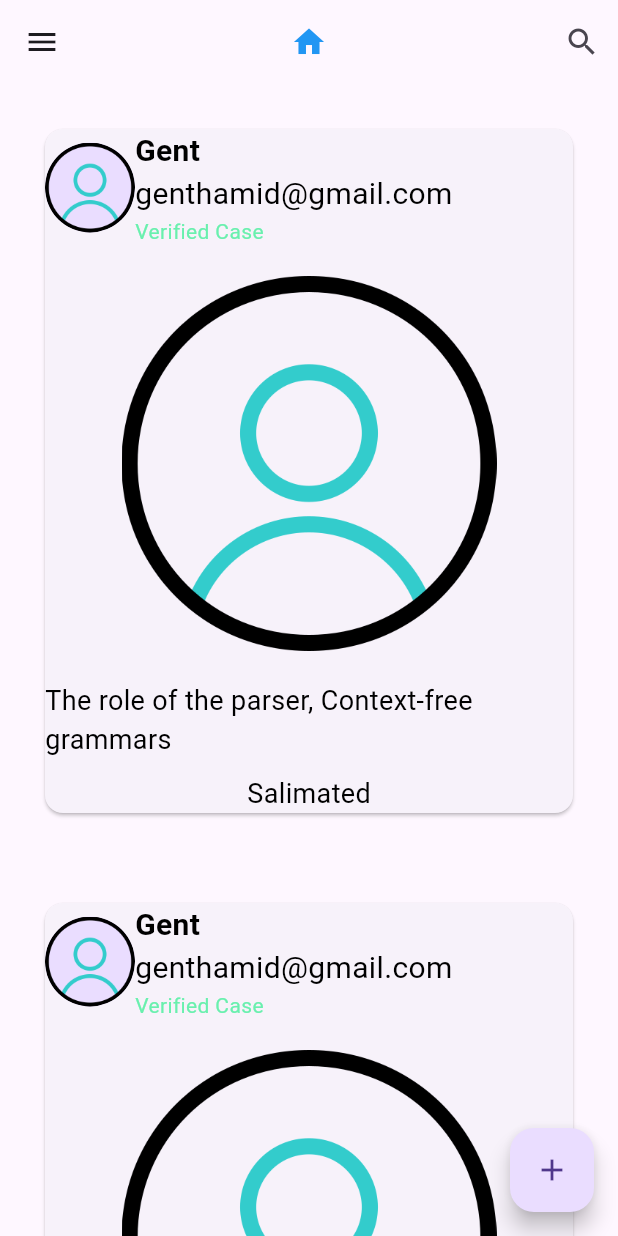
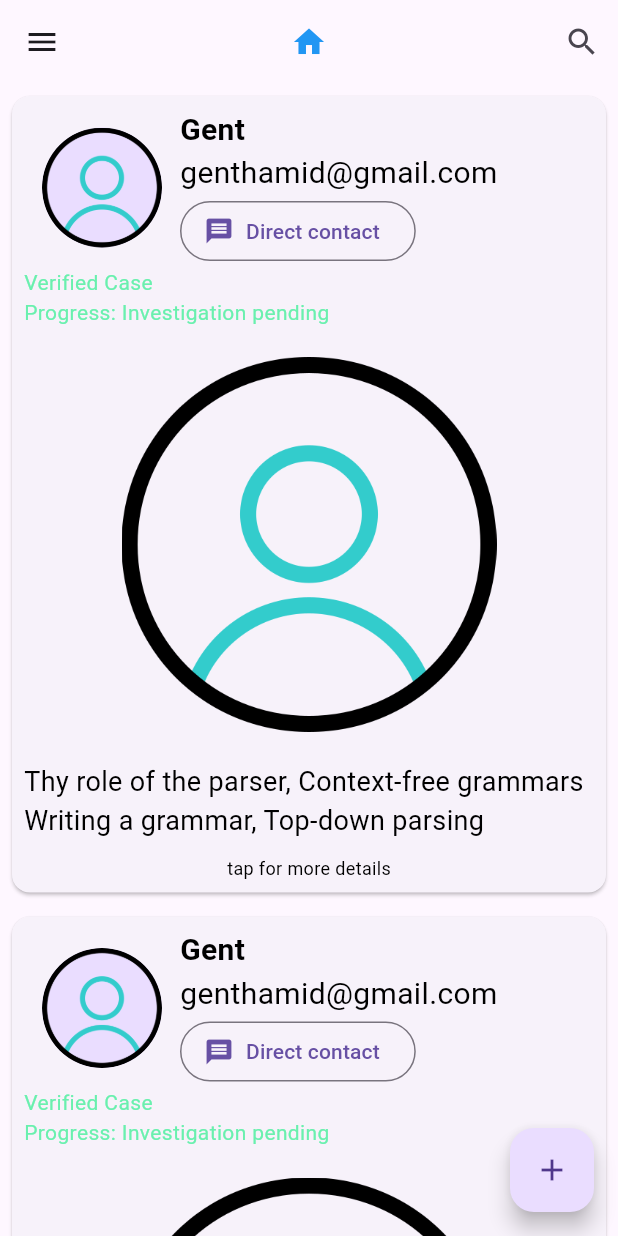
Before and after one commit to Ahmadu-Suleiman/CASE, a Flutter app: the screen it shows after launch, on a phone screen of 412 x 824 dp. Run offline on Flutter 3.47's test engine with Material 3 defaults, Android fonts, the phone set to English and light mode, and no system bars.

Commit message:
improved main page ui

```diff
--- /dev/null
+++ b/lib/case_card.dart
@@ -0,0 +1,102 @@
+import 'package:flutter/material.dart';
+
+class CaseCard extends StatelessWidget {
+  final String text;
+  const CaseCard({
+    super.key,
+    required this.text,
+  });
+
+  @override
+  Widget build(BuildContext context) {
+    return Card(
+      margin: const EdgeInsets.all(8),
+      child: Padding(
+        padding: const EdgeInsets.all(8.0),
+        child: Column(children: <Widget>[
+          Row(
+            children: [
+              const Padding(
+                padding: EdgeInsets.all(12.0),
+                child: CircleAvatar(
+                  backgroundImage: AssetImage('assets/profile.png'),
+                  radius: 40,
+                ),
+              ),
+              const SizedBox(
+                height: 10,
+              ),
+              Column(
+                crossAxisAlignment: CrossAxisAlignment.start,
+                mainAxisAlignment: MainAxisAlignment.center,
+                children: [
+                  const Text(
+                    'Gent',
+                    style: TextStyle(
+                      fontSize: 20,
+                      fontWeight: FontWeight.bold,
+                      color: Colors.black,
+                    ),
+                  ),
+                  const Text(
+                    'genthamid@gmail.com',
+                    style: TextStyle(
+                      fontSize: 20,
+                      color: Colors.black,
+                    ),
+                  ),
+                  OutlinedButton.icon(
+                      onPressed: () {},
+                      icon: const Icon(
+                        Icons.message,
+                        size: 20,
+                      ),
+                      label: const Text('Direct contact'))
+                ],
+              ),
+            ],
+          ),
+          const Column(
+            crossAxisAlignment: CrossAxisAlignment.stretch,
+            children: [
+              Text(
+                'Verified Case',
+                style: TextStyle(
+                  fontSize: 14,
+                  color: Colors.greenAccent,
+                ),
+              ),
+              Text(
+                'Progress: Investigation pending',
+                style: TextStyle(
+                  fontSize: 14,
+                  color: Colors.greenAccent,
+                ),
+              ),
+            ],
+          ),
+          const Padding(
+            padding: EdgeInsets.all(20.0),
+            child: Image(
+              image: AssetImage('assets/profile.png'),
+              width: 250,
+              height: 250,
+            ),
+          ),
+          Text(
+            text,
+            maxLines: 3,
+            style: const TextStyle(fontSize: 18.0, color: Colors.black),
+          ),
+          const SizedBox(
+            height: 10,
+          ),
+          const Text(
+            'tap for more details',
+            style: TextStyle(fontSize: 12.0, color: Colors.black),
+          ),
+        ]),
+      ),
+    );
+  }
+}
--- a/lib/main.dart
+++ b/lib/main.dart
@@ -1,4 +1,5 @@
 import 'package:flutter/material.dart';
+import 'case_card.dart';
 
 void main() {
   runApp(HomeWidget());
@@ -11,79 +12,18 @@ class HomeWidget extends StatefulWidget {
 
 class _HomeWidgetState extends State<HomeWidget> {
   List<String> texts = [
-    'The role of the parser, Context-free grammars',
-    'The role of the parser, Context-free grammars',
-    'The role of the parser, Context-free grammars',
-    'The role of the parser, Context-free grammars',
-    'The role of the parser, Context-free grammars',
-    'The role of the parser, Context-free grammars',
-    'The role of the parser, Context-free grammars'
+    'Thy role of the parser, Context-free grammars Writing a grammar, Top-down parsing',
+    'Thy role of the parser, Context-free grammars Writing a grammar, Top-down parsing',
+    'Thy role of the parser, Context-free grammars Writing a grammar, Top-down parsing',
+    'Thy role of the parser, Context-free grammars Writing a grammar, Top-down parsing',
+    'Thy role of the parser, Context-free grammars Writing a grammar, Top-down parsing',
+    'Thy role of the parser, Context-free grammars Writing a grammar, Top-down parsing',
+    'Thy role of the parser, Context-free grammars Writing a grammar, Top-down parsing',
+    'Thy role of the parser, Context-free grammars Writing a grammar, Top-down parsing',
   ];
 
   Widget template(text) {
-    return Card(
-      margin: const EdgeInsets.all(30),
-      child: Column(children: <Widget>[
-        const Row(
-          children: [
-            CircleAvatar(
-              backgroundImage: AssetImage('assets/profile.png'),
-              radius: 30,
-            ),
-            SizedBox(
-              height: 10,
-            ),
-            Column(
-              crossAxisAlignment: CrossAxisAlignment.start,
-              mainAxisAlignment: MainAxisAlignment.center,
-              children: [
-                Text(
-                  'Gent',
-                  style: TextStyle(
-                    fontSize: 20,
-                    fontWeight: FontWeight.bold,
-                    color: Colors.black,
-                  ),
-                ),
-                Text(
-                  'genthamid@gmail.com',
-                  style: TextStyle(
-                    fontSize: 20,
-                    color: Colors.black,
-                  ),
-                ),
-                Text(
-                  'Verified Case',
-                  style: TextStyle(
-                    fontSize: 14,
-                    color: Colors.greenAccent,
-                  ),
-                ),
-              ],
-            ),
-          ],
-        ),
-        const Padding(
-          padding: EdgeInsets.all(20.0),
-          child: Image(
-            image: AssetImage('assets/profile.png'),
-            width: 250,
-            height: 250,
-          ),
-        ),
-        Text(
-          text,
-          style: const TextStyle(fontSize: 18.0, color: Colors.black),
-        ),
-        const SizedBox(
-          height: 10,
-        ),
-        const Text(
-          'Salimated',
-          style: TextStyle(fontSize: 18.0, color: Colors.black),
-        ),
-      ]),
-    );
+    return CaseCard(text: text);
   }
 
   @override
@@ -112,14 +52,28 @@ class _HomeWidgetState extends State<HomeWidget> {
           ],
         ),
         drawer: Drawer(
+          shape: Border.all(),
+          child: Container(
+            color: Colors.white,
             child: ListView(
-            padding: EdgeInsets.zero,
+              padding: const EdgeInsets.only(left: 5),
               children: <Widget>[
-              const DrawerHeader(
+                const UserAccountsDrawerHeader(
                   decoration: BoxDecoration(
-                  color: Colors.green,
+                    color: Colors.white,
                   ),
-                child: Text('Drawer Header'),
+                  accountName: Text(
+                    'Abdulhamid Gent',
+                    style: TextStyle(color: Colors.black),
+                  ),
+                  accountEmail: Text(
+                    'gent1226@gmail',
+                    style: TextStyle(color: Colors.black),
+                  ),
+                  currentAccountPicture: CircleAvatar(
+                    backgroundImage: AssetImage('assets/profile.png'),
+                    radius: 60,
+                  ),
                 ),
                 ListTile(
                   title: const Text('Item 1'),
@@ -142,6 +96,7 @@ class _HomeWidgetState extends State<HomeWidget> {
               ],
             ),
           ),
+        ),
         body: ListView.builder(
             itemCount: texts.length,
             itemBuilder: (context, index) {
```
Lines whose indentation alone changed are shown as unchanged.
